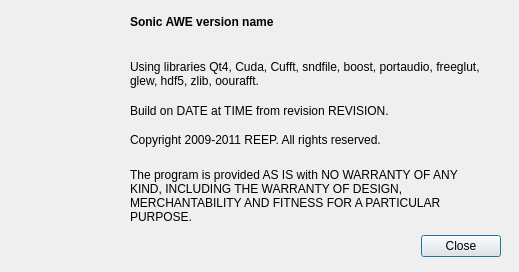
First picture: the form in tools/aboutdialog.ui, repository gustafsson/freq, before the edit.
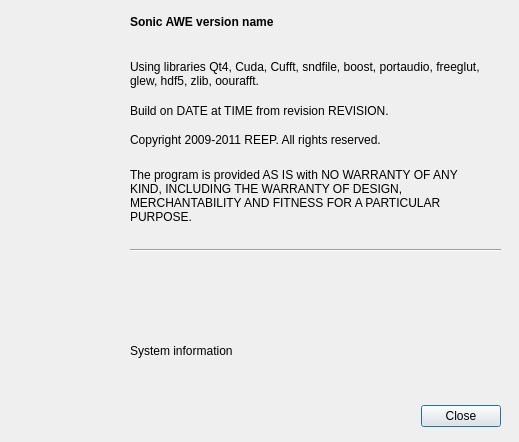
Second picture: the form after the edit. Icons and pictures are not drawn.

Commit message: About dialog shows gpu information

The edit to the form file:
```diff
--- a/tools/aboutdialog.ui
+++ b/tools/aboutdialog.ui
@@ -7,7 +7,7 @@
     <x>0</x>
     <y>0</y>
     <width>519</width>
-    <height>272</height>
+    <height>442</height>
    </rect>
   </property>
   <property name="windowTitle">
@@ -17,7 +17,7 @@
    <property name="geometry">
     <rect>
      <x>30</x>
-     <y>230</y>
+     <y>400</y>
      <width>471</width>
      <height>32</height>
     </rect>
@@ -134,6 +134,41 @@
     <bool>true</bool>
    </property>
   </widget>
+  <widget class="Line" name="line">
+   <property name="geometry">
+    <rect>
+     <x>130</x>
+     <y>240</y>
+     <width>371</width>
+     <height>21</height>
+    </rect>
+   </property>
+   <property name="orientation">
+    <enum>Qt::Horizontal</enum>
+   </property>
+  </widget>
+  <widget class="QLabel" name="labelSystem">
+   <property name="geometry">
+    <rect>
+     <x>130</x>
+     <y>270</y>
+     <width>371</width>
+     <height>161</height>
+    </rect>
+   </property>
+   <property name="text">
+    <string>System information</string>
+   </property>
+  </widget>
+  <zorder>labelSystem</zorder>
+  <zorder>buttonBox</zorder>
+  <zorder>label</zorder>
+  <zorder>labelVersion</zorder>
+  <zorder>label_3</zorder>
+  <zorder>labelTimestamp</zorder>
+  <zorder>label_5</zorder>
+  <zorder>label_6</zorder>
+  <zorder>line</zorder>
  </widget>
  <resources>
   <include location="../ui/icon-resources.qrc"/>
```
The commit also changes 1 other file.
